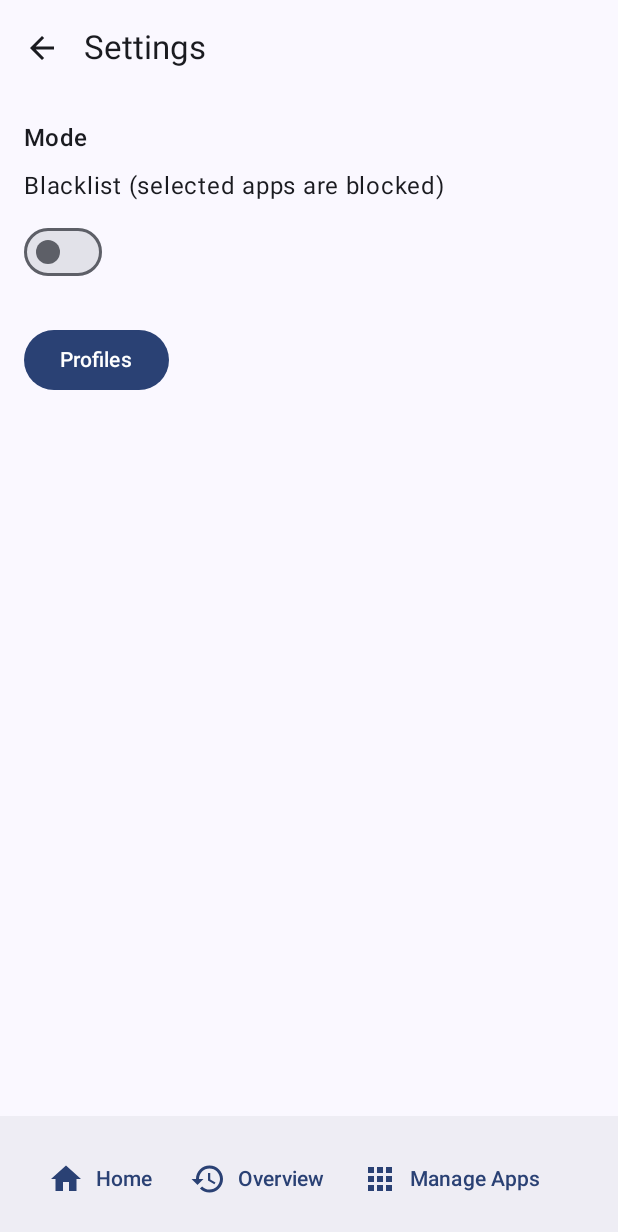
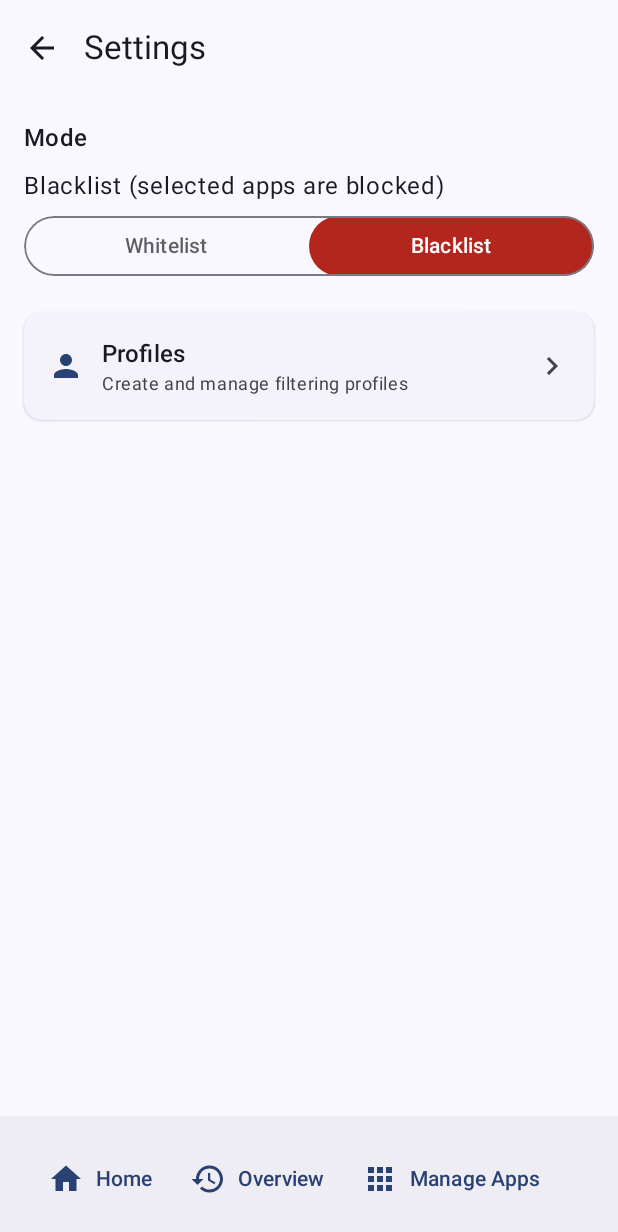
Before and after one commit to Rkoed97/ZenWall, an Android app built with Jetpack Compose: the SettingsActivity screen opened directly, with no data from a screen before it, on a phone screen of 412 x 824 dp. Shown: the top 1232 px of the screen. Run offline under Robolectric (Android 15) with nearby library versions, the phone set to English and light mode, and no system bars.

Commit message:
Settings page refactoring

```diff
--- a/app/src/main/java/com/example/zenwall/ui/SettingsActivity.kt
+++ b/app/src/main/java/com/example/zenwall/ui/SettingsActivity.kt
@@ -4,31 +4,62 @@ import android.os.Bundle
 import android.widget.Toast
 import androidx.activity.ComponentActivity
 import androidx.activity.compose.setContent
+import androidx.compose.animation.animateColorAsState
+import androidx.compose.animation.core.animateDpAsState
+import androidx.compose.animation.core.animateFloatAsState
+import androidx.compose.foundation.background
+import androidx.compose.foundation.border
+import androidx.compose.foundation.clickable
+import androidx.compose.foundation.interaction.MutableInteractionSource
+import androidx.compose.foundation.interaction.collectIsPressedAsState
+import androidx.compose.foundation.layout.Arrangement
+import androidx.compose.foundation.layout.Box
 import androidx.compose.foundation.layout.Column
+import androidx.compose.foundation.layout.Row
 import androidx.compose.foundation.layout.Spacer
+import androidx.compose.foundation.layout.fillMaxHeight
 import androidx.compose.foundation.layout.fillMaxSize
 import androidx.compose.foundation.layout.fillMaxWidth
 import androidx.compose.foundation.layout.height
+import androidx.compose.foundation.layout.offset
 import androidx.compose.foundation.layout.padding
+import androidx.compose.foundation.layout.size
 import androidx.compose.foundation.layout.width
+import androidx.compose.foundation.shape.RoundedCornerShape
 import androidx.compose.material.icons.Icons
 import androidx.compose.material.icons.automirrored.filled.ArrowBack
+import androidx.compose.material.icons.filled.Apps
+import androidx.compose.material.icons.filled.ChevronRight
+import androidx.compose.material.icons.filled.History
 import androidx.compose.material.icons.filled.Home
-import androidx.compose.material.icons.filled.History
-import androidx.compose.material.icons.filled.Apps
+import androidx.compose.material.icons.filled.Person
 import androidx.compose.material.icons.filled.Settings
+import androidx.compose.material3.BottomAppBar
+import androidx.compose.material3.ElevatedCard
 import androidx.compose.material3.ExperimentalMaterial3Api
+import androidx.compose.material3.Icon
+import androidx.compose.material3.IconButton
 import androidx.compose.material3.MaterialTheme
 import androidx.compose.material3.Scaffold
-import androidx.compose.material3.Switch
 import androidx.compose.material3.Text
+import androidx.compose.material3.TextButton
 import androidx.compose.material3.TopAppBar
-import androidx.compose.material3.Icon
-import androidx.compose.material3.IconButton
+import androidx.compose.material3.contentColorFor
+import androidx.compose.material.ripple.rememberRipple
 import androidx.compose.runtime.Composable
 import androidx.compose.runtime.getValue
 import androidx.compose.runtime.collectAsState
+import androidx.compose.runtime.mutableStateOf
+import androidx.compose.runtime.remember
+import androidx.compose.runtime.setValue
+import androidx.compose.ui.Alignment
 import androidx.compose.ui.Modifier
+import androidx.compose.ui.draw.clip
+import androidx.compose.ui.draw.scale
+import androidx.compose.ui.graphics.Color
+import androidx.compose.ui.layout.onGloballyPositioned
+import androidx.compose.ui.platform.LocalContext
+import androidx.compose.ui.platform.LocalDensity
 import androidx.compose.ui.unit.dp
 import androidx.lifecycle.ViewModelProvider
 import com.example.zenwall.ui.theme.ZenWallTheme
@@ -104,24 +135,125 @@ private fun SettingsScreen(vm: com.example.zenwall.ui.MainViewModel, onClose: ()
             Text("Mode", style = MaterialTheme.typography.titleMedium)
             Spacer(Modifier.height(8.dp))
             Text(if (mode) "Whitelist (only selected apps can access internet)" else "Blacklist (selected apps are blocked)")
-            Switch(
-                checked = mode,
-                onCheckedChange = { enabled ->
+            Spacer(Modifier.height(8.dp))
+            ModeSegmentedControlBoolean(
+                selected = mode,
+                onSelected = { enabled ->
                     vm.setWhitelistMode(enabled)
                     Toast.makeText(context, "Restart the VPN for changes to take effect", Toast.LENGTH_LONG).show()
-                },
-                modifier = Modifier.padding(top = 8.dp)
+                }
             )
 
             // Profiles management entry
             Spacer(Modifier.height(24.dp))
-            androidx.compose.material3.Button(onClick = {
-                val intent = android.content.Intent(context, com.example.zenwall.ui.profile.ProfilesListActivity::class.java)
-                    .putExtra("fromSettings", true)
-                context.startActivity(intent)
-            }) {
-                Text("Profiles")
+            val interaction = remember { MutableInteractionSource() }
+            val pressed by interaction.collectIsPressedAsState()
+            val scale by animateFloatAsState(if (pressed) 0.98f else 1f, label = "profilesCardScale")
+            ElevatedCard(
+                modifier = Modifier
+                    .fillMaxWidth()
+                    .scale(scale),
+                onClick = {
+                    val intent = android.content.Intent(context, com.example.zenwall.ui.profile.ProfilesListActivity::class.java)
+                        .putExtra("fromSettings", true)
+                    context.startActivity(intent)
+                }
+            ) {
+                Row(
+                    modifier = Modifier
+                        .fillMaxWidth()
+                        .padding(16.dp),
+                    verticalAlignment = Alignment.CenterVertically,
+                    horizontalArrangement = Arrangement.SpaceBetween
+                ) {
+                    Row(verticalAlignment = Alignment.CenterVertically) {
+                        Icon(Icons.Filled.Person, contentDescription = null, tint = MaterialTheme.colorScheme.primary, modifier = Modifier.size(24.dp))
+                        Spacer(Modifier.width(12.dp))
+                        Column {
+                            Text("Profiles", style = MaterialTheme.typography.titleMedium)
+                            Text("Create and manage filtering profiles", style = MaterialTheme.typography.bodySmall, color = MaterialTheme.colorScheme.onSurfaceVariant)
+                        }
+                    }
+                    Icon(Icons.Filled.ChevronRight, contentDescription = null, tint = MaterialTheme.colorScheme.onSurfaceVariant)
+                }
             }
         }
     }
 }
+
+
+@Composable
+private fun ModeSegmentedControlBoolean(
+    selected: Boolean,
+    onSelected: (Boolean) -> Unit
+) {
+    val scheme = MaterialTheme.colorScheme
+    val shape = RoundedCornerShape(999.dp)
+    var containerWidthPx by remember { mutableStateOf(0) }
+    val density = LocalDensity.current
+    val containerWidthDp = with(density) { containerWidthPx.toDp() }
+    val segmentWidthDp = if (containerWidthPx == 0) 0.dp else containerWidthDp / 2
+
+    val targetOffset = if (selected) 0.dp else segmentWidthDp
+    val animatedOffset by animateDpAsState(targetValue = targetOffset, label = "pillOffsetSettings")
+
+    val pillColorTarget = if (selected) scheme.primary else scheme.error
+    val pillColor by animateColorAsState(targetValue = pillColorTarget, label = "pillColorSettings")
+    val borderColor = scheme.outlineVariant
+
+    Box(
+        modifier = Modifier
+            .fillMaxWidth()
+            .height(40.dp)
+            .clip(shape)
+            .border(1.dp, borderColor, shape)
+            .onGloballyPositioned { containerWidthPx = it.size.width }
+    ) {
+        if (segmentWidthDp > 0.dp) {
+            Box(
+                modifier = Modifier
+                    .offset(x = animatedOffset)
+                    .width(segmentWidthDp)
+                    .fillMaxHeight()
+                    .clip(shape)
+                    .background(pillColor)
+            )
+        }
+        Row(Modifier.fillMaxSize()) {
+            val activeContentColor = contentColorFor(pillColor)
+            val inactiveColor = scheme.onSurface
+            val inactiveAlpha = 0.7f
+
+            // Whitelist segment
+            Box(
+                modifier = Modifier
+                    .weight(1f)
+                    .fillMaxHeight()
+                    .clickable { onSelected(true) },
+                contentAlignment = Alignment.Center
+            ) {
+                val isActive = selected
+                Text(
+                    text = "Whitelist",
+                    color = if (isActive) activeContentColor else inactiveColor.copy(alpha = inactiveAlpha),
+                    style = MaterialTheme.typography.labelLarge
+                )
+            }
+            // Blacklist segment
+            Box(
+                modifier = Modifier
+                    .weight(1f)
+                    .fillMaxHeight()
+                    .clickable { onSelected(false) },
+                contentAlignment = Alignment.Center
+            ) {
+                val isActive = !selected
+                Text(
+                    text = "Blacklist",
+                    color = if (isActive) activeContentColor else inactiveColor.copy(alpha = inactiveAlpha),
+                    style = MaterialTheme.typography.labelLarge
+                )
+            }
+        }
+    }
+}
```
